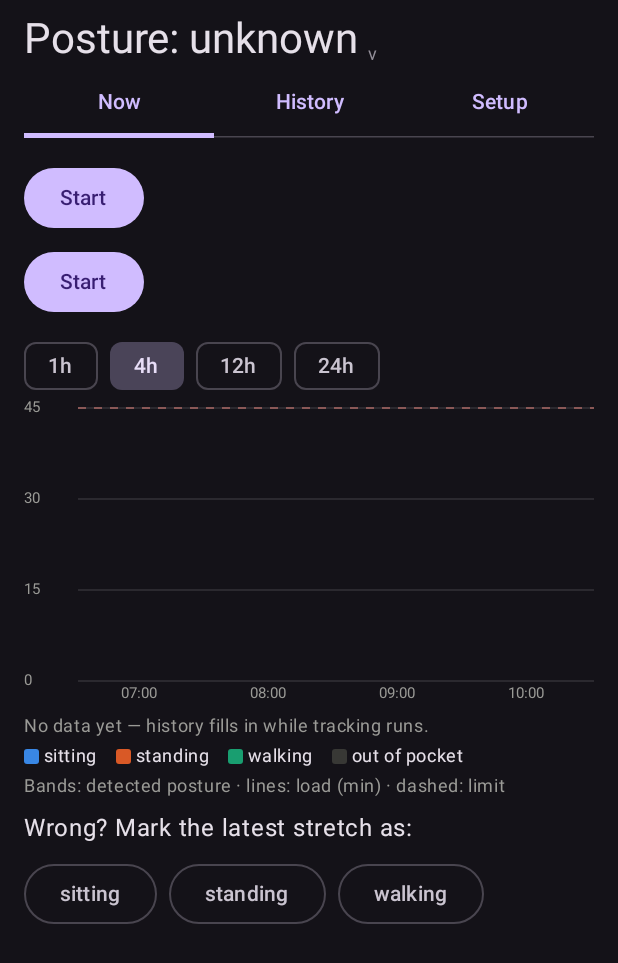
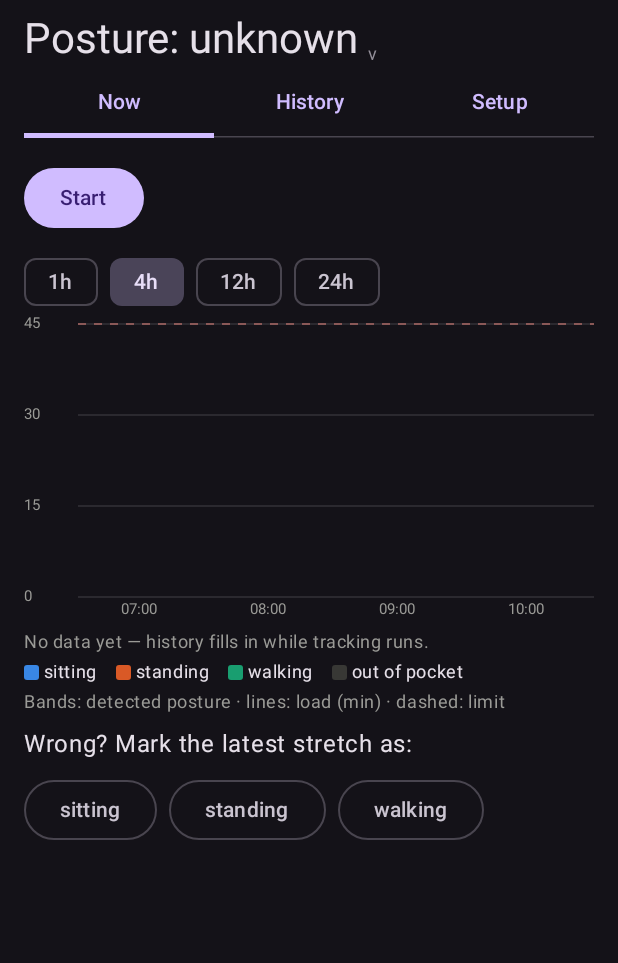
Before and after one commit to zacaj/android-app, an Android app built with Jetpack Compose: the screen it shows after launch (MainActivity), after a tap on "Start", on a phone screen of 412 x 824 dp. Shown: the top 963 px of the screen. Run offline under Robolectric (Android 15) with nearby library versions, the phone set to English and light mode, and no system bars; pictures from the network do not load.

Commit message:
Remove duplicated start/stop button
Co-Authored-By: Claude Opus 5.5 <noreply@anthropic.com>
Claude-Session: https://claude.ai/code/session_01RW3cvVQwwgUXttBb878cyw

```diff
--- a/app/src/main/java/com/zacaj/posture/MainActivity.kt
+++ b/app/src/main/java/com/zacaj/posture/MainActivity.kt
@@ -113,16 +113,6 @@ class MainActivity : ComponentActivity() {
                 Text("load: sitting ${status.sitLoadMs / 60_000} min · standing ${status.standLoadMs / 60_000} min")
                 Text("tilt %.0f° · motion %.2f".format(status.tiltDeg, status.motionStd))
                 Text(if (status.inPocket) "in pocket" else "out of pocket — detection paused")
-            }
-            Row(horizontalArrangement = Arrangement.spacedBy(8.dp)) {
-                if (status.running) {
-                    Button({ PostureService.send(this@MainActivity, PostureService.ACTION_STOP) }) { Text("Stop") }
-                } else {
-                    Button({
-                        requestBatteryExemption()
-                        PostureService.send(this@MainActivity, PostureService.ACTION_START)
-                    }) { Text("Start") }
-                }
             }
             Row(horizontalArrangement = Arrangement.spacedBy(8.dp)) {
                 if (status.running) {
```
